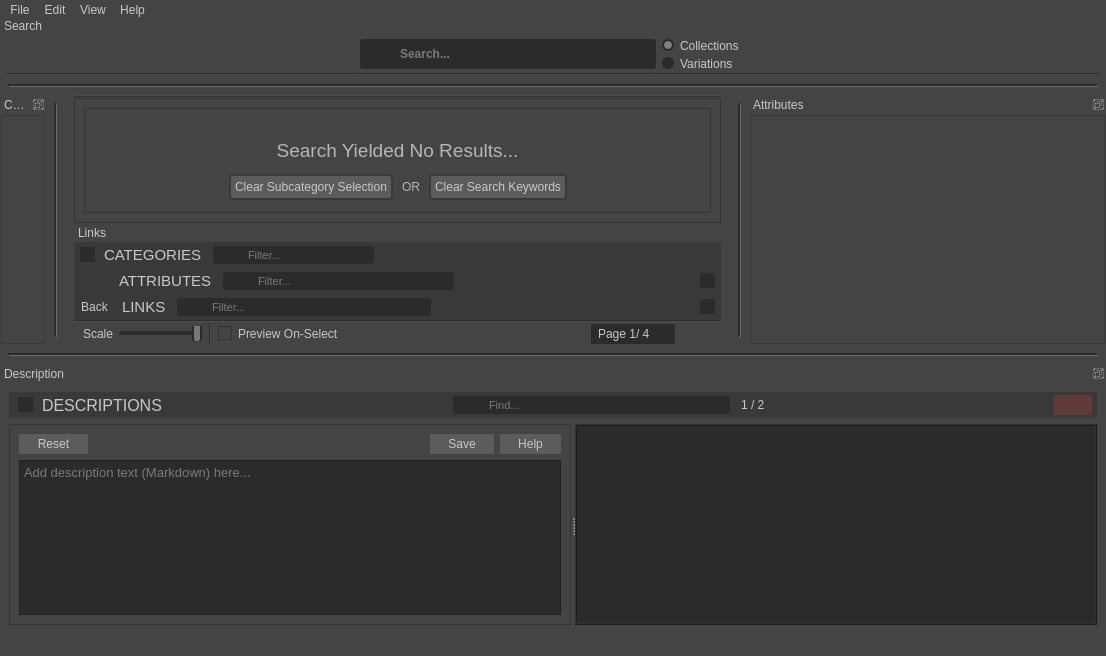
The window that library/ui/dialog.ui (swillisart/Relic) describes before a commit, drawn with Qt 5.
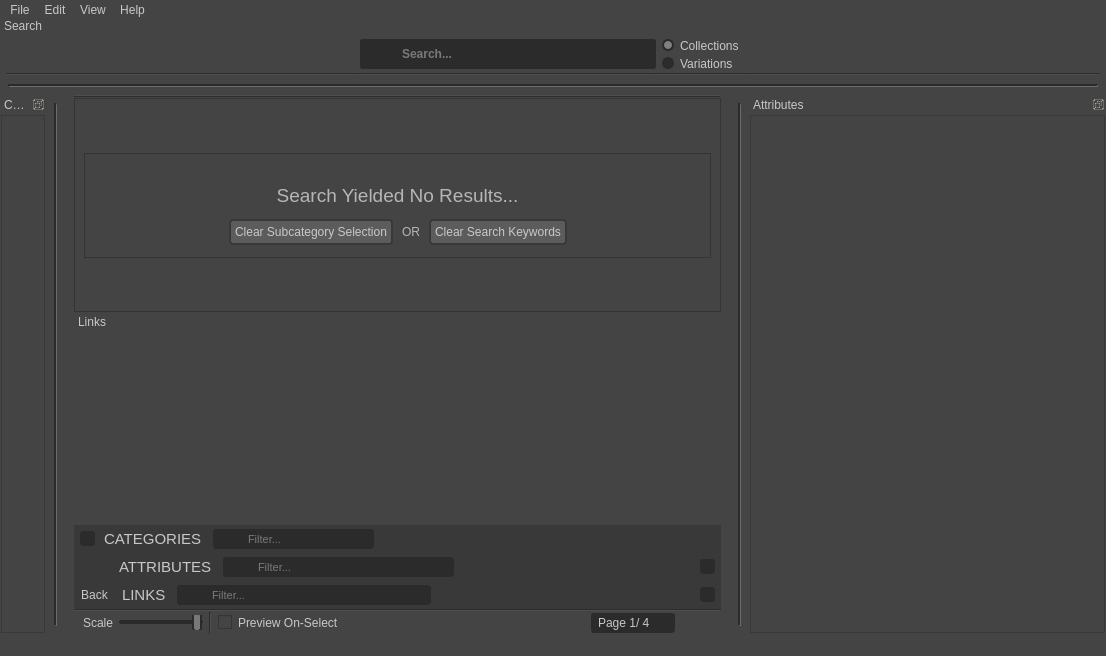
The same window after the commit. Icons and pictures are not drawn. Custom widgets are drawn as their Qt base class.

Commit message: add new statuses and delegates to display to, overhaul descriptions and markdown editing, ingestion processes now update visual indicators, copy option added to ingest

```diff
--- a/library/ui/dialog.ui
+++ b/library/ui/dialog.ui
@@ -25,7 +25,7 @@
   </property>
   <property name="styleSheet">
    <string notr="true">QWidget {
-	background-color: rgb(68, 68, 68);
+    background-color: rgb(68, 68, 68);
     color: rgb(200, 200, 200);
     selection-background-color: rgb(126, 126, 126);
     selection-color: rgb(250, 250, 250);
@@ -39,7 +39,7 @@
     color: rgb(250, 250, 250);
 }
 QWidget:item:selected {
-    background-color: rgb(150, 146, 137);
+    background-color: rgb(120, 120, 120);
     color: rgb(43, 43, 43);
 }
 QWidget:disabled {
@@ -117,20 +117,33 @@
     image: url(:/resources/style/checkbox.svg);
 }
 
+QLineEdit { padding: 0px;}
+QLineEdit:focus,
+QTextEdit:focus {
+    border: none;
+}
 QLineEdit,
 QAbstractSpinBox,
 QTextEdit {
     background-color: rgb(43, 43, 43);
-    background-image: url();
-    color: rgb(200, 200, 200);
-/*
     border: 2px solid rgb(43, 43, 43);
     border-radius: 3px;
     color: rgb(200, 200, 200);
     padding: 1px;
     margin-top: 0px;
     padding-left: 0px;
-*/
+}
+interactiveSpinBox {
+    padding: 1px;
+    margin: 1px;
+    border: 1px solid rgb(43, 43, 43);
+
+}
+QTextEdit:disabled,
+QAbstractSpinBox:disabled,
+QLineEdit:disabled {
+    background-color: rgb(43, 43, 43);
+    color: #787878;
 }
 
 /* QSlider ---------------------------------------------------------------- */
@@ -285,7 +298,8 @@
 	border-radius: 0px;
 	text-align: center;
 }
-QHeaderView::section:vertical {
+QHeaderView::section:vertical,
+QHeaderView::section:horizontal {
 	padding-left: 4px;
 }
 QListView,
@@ -293,22 +307,24 @@
 QTableView,
 QColumnView {
     border: none;
-	alternate-background-color: rgb(75,75,75);
+	alternate-background-color: rgb(56,56,56);
+    background-color: rgb(48, 48, 48);
 }
 QListView::item,
 QTreeView::item,
 QTableView::item,
 QColumnView::item {
     border-top: none;
-    padding: 0px; /*DO NOT CHANGE*/
-    padding-right: 8px; /*DO NOT CHANGE*/
-    margin-top: 2px;
-    margin-bottom: 2px;
+    padding-right: 8px;
+    padding-left: 1px;
+    margin-top: 1px;
+    margin-bottom: 1px;
+    margin-left: 1px;
 }
 QTreeView::branch {
     border-top: 0px solid rgb(43, 43, 43);
     border-bottom: 0px solid rgb(43, 43, 43);
-    padding: 4px; /*DO NOT CHANGE*/
+    padding: 4px;
     margin-top: 2px;
     margin-bottom: 2px;
 }
@@ -330,7 +346,6 @@
     image: url(:/resources/style/treeCollapse.svg);
 }
 
-
 /* QCombobox -------------------------------------------------------------- */
 QComboBox {
     border: 0px;
@@ -426,9 +441,19 @@
 
 
 
-
-
-
+QGroupBox {
+	background-color: rgb(68, 68, 68);
+    color: rgb(225, 225, 225);
+	border: 1px solid rgb(43, 43, 43);
+	border-radius: 2px;
+    padding-top: 14px;
+}
+QGroupBox:title { 
+    subcontrol-origin: padding;
+    padding-left: 6px;
+    padding-top: 3px;
+    margin-top: -2px;
+}
 
 
 /* QTabWiget -------------------------------------------------------------- */
@@ -581,11 +606,68 @@
 QRadioButton:indicator:hover {
     border: 2px solid rgb(150, 146, 137);
 }
+
+QToolButton {
+    padding: 0px;
+    margin: 0px;
+    border-radius: 3px;
+    border: 1px solid rgb(68, 68, 68);
+}
+QToolButton:pressed {
+    background-color: rgb(43, 43, 43);
+    border: 1px solid rgb(150, 149, 147);
+}
+QToolButton:checked {
+    background-color: rgb(140, 136, 127);
+    border: 1px solid rgb(150, 146, 137);
+    color: rgb(255, 255, 255);
+}
+QToolButton:hover {
+    background-color: rgb(108, 108, 108);
+    color: rgb(250, 250, 250);
+}
+
+QToolButton::left-arrow,
+QToolButton::left-arrow:on {
+    border: 1px solid rgb(43, 43, 43);
+    background-color: rgb(68, 68, 68);
+    padding: 1px;
+    margin: 2px;
+    image: url(:/resources/checkbox.svg);
+}
+
+QToolButton::down-arrow,
+QToolButton::down-arrow:on {
+    border: 1px solid rgb(150, 146, 137);
+    background-color: rgb(68, 68, 68);
+    padding: 0px;
+    margin: 2px;
+    image: url(:/resources/checkbox_checked.svg);
+}
+
 QAbstractSpinBox {
     padding: 1px;
     padding-left: 4px;
     margin: 1px;
     border: 1px solid rgb(43, 43, 43);
+}
+QToolBox {
+	font-size: 11px;
+	border: 0px;
+	border-radius: 3px;
+    border: 1px solid rgb(43,43,43);
+}
+
+QToolBox::tab {
+    border: 0px solid rgb(108, 108, 108);
+    border-radius: 3px;
+    background-color:rgb(92, 92, 92);
+    margin: 0px;
+    padding: 0px;
+}
+QToolBox::tab:selected {
+    border-left: 2px solid rgb(150, 146, 137);
+    background-color:rgb(108,108,108);
 }</string>
   </property>
   <property name="animated">
@@ -1304,10 +1386,6 @@
                  <pointsize>8</pointsize>
                 </font>
                </property>
-               <property name="styleSheet">
-                <string notr="true">QLineEdit { padding: 0px;}
-</string>
-               </property>
                <property name="frame">
                 <bool>false</bool>
                </property>
@@ -1598,10 +1676,6 @@
                  <pointsize>8</pointsize>
                 </font>
                </property>
-               <property name="styleSheet">
-                <string notr="true">QLineEdit { padding: 0px;}
-</string>
-               </property>
                <property name="frame">
                 <bool>false</bool>
                </property>
@@ -1871,10 +1945,6 @@
                  <pointsize>8</pointsize>
                 </font>
                </property>
-               <property name="styleSheet">
-                <string notr="true">QLineEdit { padding: 0px;}
-</string>
-               </property>
                <property name="frame">
                 <bool>false</bool>
                </property>
@@ -2221,7 +2291,7 @@
           <x>0</x>
           <y>0</y>
           <width>54</width>
-          <height>279</height>
+          <height>502</height>
          </rect>
         </property>
         <layout class="QVBoxLayout" name="categoryLayout">
@@ -2517,10 +2587,6 @@
             <bold>true</bold>
            </font>
           </property>
-          <property name="styleSheet">
-           <string notr="true">QLineEdit { padding: 0px;}
-</string>
-          </property>
           <property name="frame">
            <bool>false</bool>
           </property>
@@ -2838,7 +2904,7 @@
           <x>0</x>
           <y>0</y>
           <width>353</width>
-          <height>279</height>
+          <height>502</height>
          </rect>
         </property>
         <layout class="QVBoxLayout" name="attributesLayout">
@@ -2864,354 +2930,6 @@
     </layout>
    </widget>
   </widget>
-  <widget class="QDockWidget" name="descriptionDock">
-   <property name="sizePolicy">
-    <sizepolicy hsizetype="MinimumExpanding" vsizetype="MinimumExpanding">
-     <horstretch>0</horstretch>
-     <verstretch>0</verstretch>
-    </sizepolicy>
-   </property>
-   <property name="floating">
-    <bool>true</bool>
-   </property>
-   <property name="features">
-    <set>QDockWidget::DockWidgetFloatable|QDockWidget::DockWidgetMovable</set>
-   </property>
-   <property name="windowTitle">
-    <string>Description</string>
-   </property>
-   <attribute name="dockWidgetArea">
-    <number>8</number>
-   </attribute>
-   <widget class="QWidget" name="dockWidgetContents_5">
-    <layout class="QVBoxLayout" name="verticalLayout_8">
-     <item>
-      <widget class="QFrame" name="descriptionDockTitle">
-       <property name="sizePolicy">
-        <sizepolicy hsizetype="Preferred" vsizetype="Fixed">
-         <horstretch>0</horstretch>
-         <verstretch>0</verstretch>
-        </sizepolicy>
-       </property>
-       <property name="styleSheet">
-        <string notr="true">QFrame#descriptionDockTitle {
-    background-color: rgb(57, 57, 57);
-    border: 2px solid rgb(57,57,57);
-	padding: margin 0px;
-}</string>
-       </property>
-       <property name="frameShape">
-        <enum>QFrame::StyledPanel</enum>
-       </property>
-       <property name="frameShadow">
-        <enum>QFrame::Raised</enum>
-       </property>
-       <layout class="QHBoxLayout" name="horizontalLayout_17">
-        <property name="spacing">
-         <number>9</number>
-        </property>
-        <property name="leftMargin">
-         <number>3</number>
-        </property>
-        <property name="topMargin">
-         <number>0</number>
-        </property>
-        <property name="rightMargin">
-         <number>3</number>
-        </property>
-        <property name="bottomMargin">
-         <number>0</number>
-        </property>
-        <item>
-         <widget class="QToolButton" name="toolButton_3">
-          <property name="enabled">
-           <bool>false</bool>
-          </property>
-          <property name="styleSheet">
-           <string notr="true">padding: -2px;
-margin-left: 4px;
-border: none;</string>
-          </property>
-          <property name="text">
-           <string/>
-          </property>
-         </widget>
-        </item>
-        <item>
-         <widget class="QLabel" name="descriptionTitle">
-          <property name="font">
-           <font>
-            <pointsize>12</pointsize>
-           </font>
-          </property>
-          <property name="styleSheet">
-           <string notr="true">border:none; background-color: transparent;</string>
-          </property>
-          <property name="frameShape">
-           <enum>QFrame::NoFrame</enum>
-          </property>
-          <property name="frameShadow">
-           <enum>QFrame::Sunken</enum>
-          </property>
-          <property name="text">
-           <string>DESCRIPTIONS</string>
-          </property>
-         </widget>
-        </item>
-        <item>
-         <spacer name="horizontalSpacer_9">
-          <property name="orientation">
-           <enum>Qt::Horizontal</enum>
-          </property>
-          <property name="sizeHint" stdset="0">
-           <size>
-            <width>20</width>
-            <height>10</height>
-           </size>
-          </property>
-         </spacer>
-        </item>
-        <item>
-         <widget class="QFrame" name="filterFrame_2">
-          <property name="sizePolicy">
-           <sizepolicy hsizetype="Minimum" vsizetype="Minimum">
-            <horstretch>0</horstretch>
-            <verstretch>0</verstretch>
-           </sizepolicy>
-          </property>
-          <property name="styleSheet">
-           <string notr="true">QFrame#filterFrame_2 {
-	margin: 2px;
-    border: 1px solid rgb(43, 43, 43);
-    background-color: rgb(43, 43, 43);
-    border-radius: 3px;
-}
-QFrame#filterFrame_2:hover {
-    border: 1px solid rgb(150, 146, 137);
-}</string>
-          </property>
-          <property name="frameShape">
-           <enum>QFrame::StyledPanel</enum>
-          </property>
-          <property name="frameShadow">
-           <enum>QFrame::Plain</enum>
-          </property>
-          <layout class="QHBoxLayout" name="horizontalLayout_11">
-           <property name="spacing">
-            <number>0</number>
-           </property>
-           <property name="leftMargin">
-            <number>1</number>
-           </property>
-           <property name="topMargin">
-            <number>0</number>
-           </property>
-           <property name="rightMargin">
-            <number>0</number>
-           </property>
-           <property name="bottomMargin">
-            <number>0</number>
-           </property>
-           <item>
-            <widget class="QPushButton" name="filterButton_2">
-             <property name="sizePolicy">
-              <sizepolicy hsizetype="Fixed" vsizetype="Fixed">
-               <horstretch>0</horstretch>
-               <verstretch>0</verstretch>
-              </sizepolicy>
-             </property>
-             <property name="styleSheet">
-              <string notr="true">QPushButton {
-    background-color: rgb(57, 57, 57);
-    padding: 0px;
-	border: none;
-}
-QPushButton:hover {
-    background-color: rgb(108, 108, 108);
-}
-QPushButton:checked {
-    background-color: rgb(43, 43, 43);
-}</string>
-             </property>
-             <property name="text">
-              <string/>
-             </property>
-             <property name="icon">
-              <iconset resource="../../resources.qrc">
-               <normaloff>:/resources/general/searchLight.svg</normaloff>:/resources/general/searchLight.svg</iconset>
-             </property>
-             <property name="iconSize">
-              <size>
-               <width>18</width>
-               <height>18</height>
-              </size>
-             </property>
-             <property name="checkable">
-              <bool>true</bool>
-             </property>
-             <property name="checked">
-              <bool>true</bool>
-             </property>
-             <property name="flat">
-              <bool>false</bool>
-             </property>
-            </widget>
-           </item>
-           <item>
-            <widget class="QLineEdit" name="descriptionFilterBox">
-             <property name="sizePolicy">
-              <sizepolicy hsizetype="MinimumExpanding" vsizetype="Minimum">
-               <horstretch>0</horstretch>
-               <verstretch>0</verstretch>
-              </sizepolicy>
-             </property>
-             <property name="minimumSize">
-              <size>
-               <width>128</width>
-               <height>0</height>
-              </size>
-             </property>
-             <property name="font">
-              <font>
-               <pointsize>8</pointsize>
-              </font>
-             </property>
-             <property name="frame">
-              <bool>false</bool>
-             </property>
-             <property name="placeholderText">
-              <string>Find...</string>
-             </property>
-             <property name="clearButtonEnabled">
-              <bool>true</bool>
-             </property>
-            </widget>
-           </item>
-          </layout>
-         </widget>
-        </item>
-        <item>
-         <widget class="QLabel" name="foundResultsLabel">
-          <property name="styleSheet">
-           <string notr="true">background-color: transparent;</string>
-          </property>
-          <property name="text">
-           <string>1 / 2</string>
-          </property>
-         </widget>
-        </item>
-        <item>
-         <spacer name="horizontalSpacer_6">
-          <property name="orientation">
-           <enum>Qt::Horizontal</enum>
-          </property>
-          <property name="sizeHint" stdset="0">
-           <size>
-            <width>40</width>
-            <height>20</height>
-           </size>
-          </property>
-         </spacer>
-        </item>
-        <item>
-         <widget class="QPushButton" name="descriptionCloseButton">
-          <property name="styleSheet">
-           <string notr="true">QPushButton {
-    padding: 3px;
-    background-color: rgb(97, 57, 57);
-	border :none;
-}
-QPushButton:hover {
-    background-color: rgb(192, 64, 64);
-    color: rgb(250, 250, 250);
-}
-</string>
-          </property>
-          <property name="text">
-           <string/>
-          </property>
-          <property name="icon">
-           <iconset resource="../../resources.qrc">
-            <normaloff>:/resources/style/close.svg</normaloff>:/resources/style/close.svg</iconset>
-          </property>
-          <property name="iconSize">
-           <size>
-            <width>14</width>
-            <height>16</height>
-           </size>
-          </property>
-          <property name="checkable">
-           <bool>true</bool>
-          </property>
-          <property name="checked">
-           <bool>true</bool>
-          </property>
-         </widget>
-        </item>
-       </layout>
-      </widget>
-     </item>
-     <item>
-      <widget class="QSplitter" name="splitter">
-       <property name="orientation">
-        <enum>Qt::Horizontal</enum>
-       </property>
-       <widget class="QFrame" name="descriptionEditorFrame">
-        <property name="frameShape">
-         <enum>QFrame::StyledPanel</enum>
-        </property>
-        <property name="frameShadow">
-         <enum>QFrame::Raised</enum>
-        </property>
-        <layout class="QVBoxLayout" name="verticalLayout_7">
-         <item>
-          <widget class="QDialogButtonBox" name="descriptionButtonBox">
-           <property name="standardButtons">
-            <set>QDialogButtonBox::Help|QDialogButtonBox::Reset|QDialogButtonBox::Save</set>
-           </property>
-           <property name="centerButtons">
-            <bool>false</bool>
-           </property>
-          </widget>
-         </item>
-         <item>
-          <widget class="DescriptionTextEdit" name="descriptionTextEdit">
-           <property name="font">
-            <font>
-             <pointsize>10</pointsize>
-            </font>
-           </property>
-           <property name="placeholderText">
-            <string>Add description text (Markdown) here...</string>
-           </property>
-          </widget>
-         </item>
-        </layout>
-       </widget>
-       <widget class="descriptionTextBrowser" name="descriptionTextBrowser">
-        <property name="font">
-         <font>
-          <pointsize>10</pointsize>
-         </font>
-        </property>
-        <property name="styleSheet">
-         <string notr="true">QTextBrowser {padding: 6px;}</string>
-        </property>
-        <property name="frameShape">
-         <enum>QFrame::Box</enum>
-        </property>
-        <property name="frameShadow">
-         <enum>QFrame::Raised</enum>
-        </property>
-        <property name="openLinks">
-         <bool>false</bool>
-        </property>
-       </widget>
-      </widget>
-     </item>
-    </layout>
-   </widget>
-  </widget>
   <action name="actionPreferences">
    <property name="text">
     <string>Preferences</string>
@@ -3289,18 +3007,6 @@
   </action>
  </widget>
  <layoutdefault spacing="6" margin="9"/>
- <customwidgets>
-  <customwidget>
-   <class>descriptionTextBrowser</class>
-   <extends>QTextBrowser</extends>
-   <header>library.widgets.description.h</header>
-  </customwidget>
-  <customwidget>
-   <class>DescriptionTextEdit</class>
-   <extends>QTextEdit</extends>
-   <header>library.widgets.description.h</header>
-  </customwidget>
- </customwidgets>
  <resources>
   <include location="../../resources.qrc"/>
  </resources>
```
Left out of the diff: 2 changed lines with no effect on the pictures. The commit also changes 34 other files.
